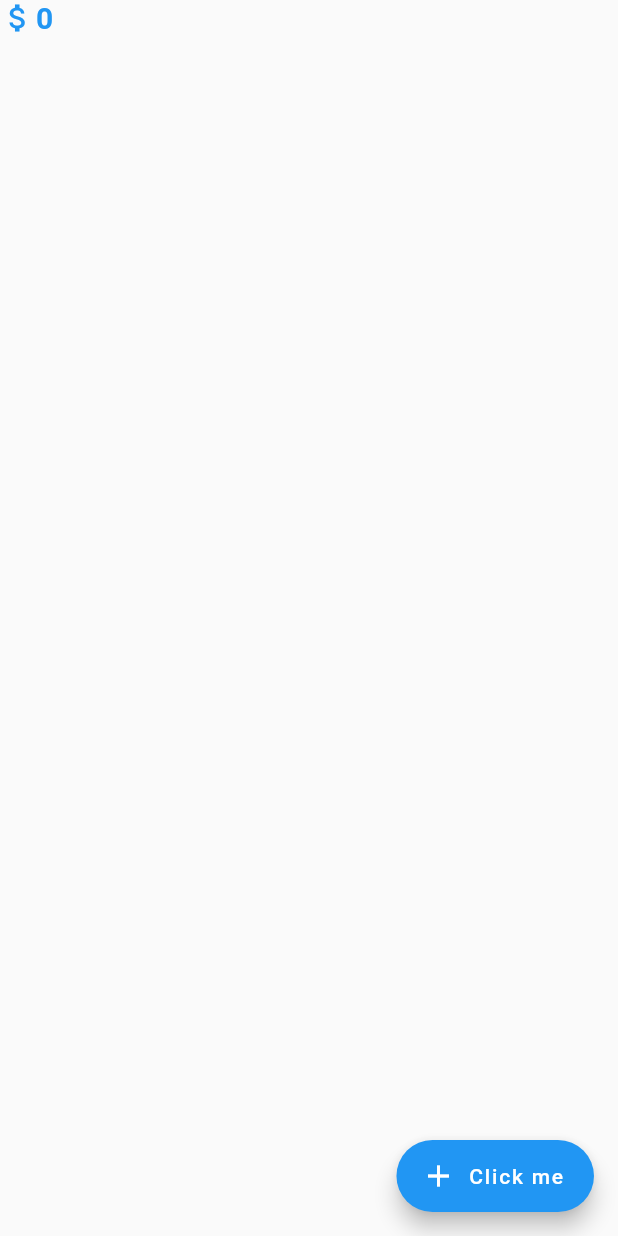
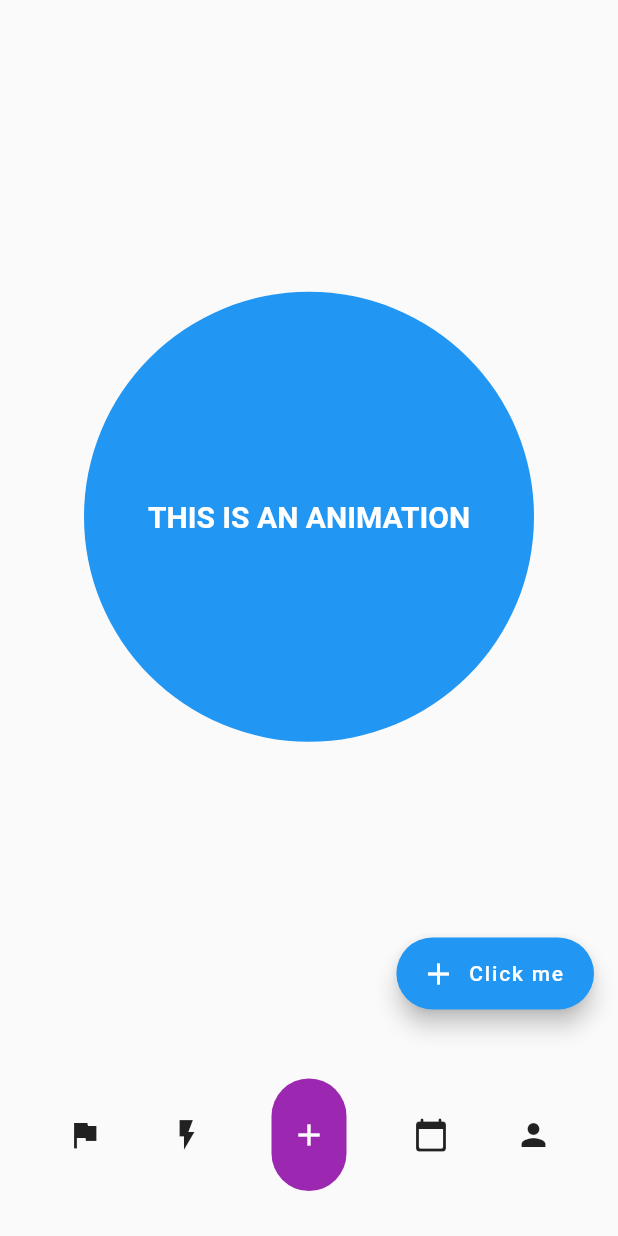
Before and after one commit to AliAsgharWork/EXPLORE-Flutter, a Flutter app: the screen it shows after launch, after a tap on "Click me", on a phone screen of 412 x 824 dp. Run offline on Flutter 3.47's test engine with Material 2 defaults, Android fonts, the phone set to English and light mode, and no system bars.

Commit message:
Added an animation

```diff
--- a/lib/BottomNavBar.dart
+++ b/lib/BottomNavBar.dart
@@ -1,8 +1,29 @@
-import 'package:flutter/cupertino.dart';
+import 'package:flutter/material.dart';
 
 class BottomNavBar extends StatelessWidget {
   @override
   Widget build(BuildContext context) {
-    return Container();
+    return Container(
+      padding: EdgeInsets.symmetric(vertical: 30.0),
+      child: Row(
+        mainAxisAlignment: MainAxisAlignment.spaceEvenly,
+        children: [
+          Icon(Icons.flag),
+          Icon(Icons.flash_on_outlined),
+          Container(
+              height: 75,
+              width: 50,
+              decoration: BoxDecoration(
+                  color: Colors.purple,
+                  borderRadius: BorderRadius.circular(25.0)),
+              child: Icon(
+                Icons.add,
+                color: Colors.white,
+              )),
+          Icon(Icons.calendar_today_rounded),
+          Icon(Icons.person),
+        ],
+      ),
+    );
   }
 }
--- a/lib/main.dart
+++ b/lib/main.dart
@@ -1,4 +1,6 @@
 import 'package:flutter/material.dart';
+
+import 'BottomNavBar.dart';
 
 void main() {
   runApp(MyApp());
@@ -32,27 +34,25 @@ class _myHomePageState extends State<myHomePage> {
   @override
   Widget build(BuildContext context) {
     return Scaffold(
-      body: ListView.builder(
-        itemBuilder: (context, index) {
-          return Container(
-            child: Row(
-              children: [
-                Icon(
-                  Icons.attach_money,
-                  color: Colors.blue,
-                ),
-                Text(
-                  '$index',
-                  style: TextStyle(
-                    color: Colors.blue,
-                    fontWeight: FontWeight.bold,
-                    fontSize: 20.0,
-                  ),
-                ),
-              ],
+      body: Center(
+        child: AnimatedContainer(
+          duration: Duration(milliseconds: 500),
+          curve: Curves.easeInOutCubic,
+          height: count % 2 == 0 ? 100 : 300,
+          width: count % 2 == 0 ? 100 : 300,
+          decoration: BoxDecoration(
+              color: count % 2 == 0 ? Colors.pink : Colors.blue,
+              borderRadius: BorderRadius.circular(count % 2 == 0 ? 0 : 500)),
+          child: Center(
+              child: Text(
+            count % 2 == 0 ? "Hello" : "THIS IS AN ANIMATION",
+            style: TextStyle(
+              color: Colors.white,
+              fontWeight: FontWeight.bold,
+              fontSize: 20.0,
             ),
-          );
-        },itemCount:count
+          )),
+        ),
       ),
       floatingActionButton: FloatingActionButton.extended(
           onPressed: () {
@@ -62,6 +62,30 @@ class _myHomePageState extends State<myHomePage> {
           },
           icon: Icon(Icons.add),
           label: Text("Click me")),
+      bottomNavigationBar: BottomNavBar(),
     );
   }
 }
+
+// ListView.builder(
+//   itemBuilder: (context, index) {
+//     return Container(
+//       child: Row(
+//         children: [
+//           Icon(
+//             Icons.attach_money,
+//             color: Colors.blue,
+//           ),
+//           Text(
+//             '$index',
+//             style: TextStyle(
+//               color: Colors.blue,
+//               fontWeight: FontWeight.bold,
+//               fontSize: 20.0,
+//             ),
+//           ),
+//         ],
+//       ),
+//     );
+//   },itemCount:count
+// ),
```
